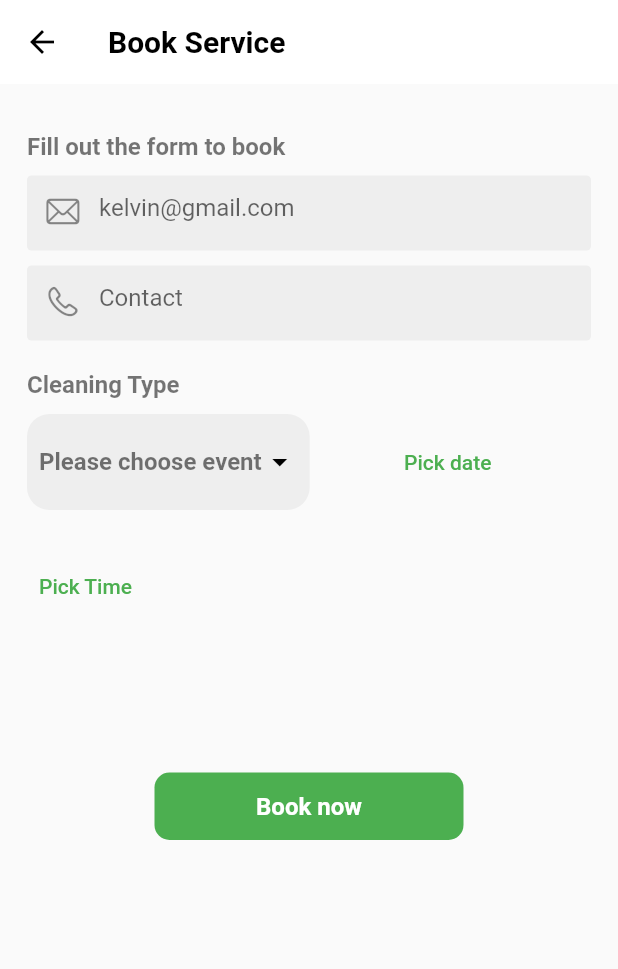
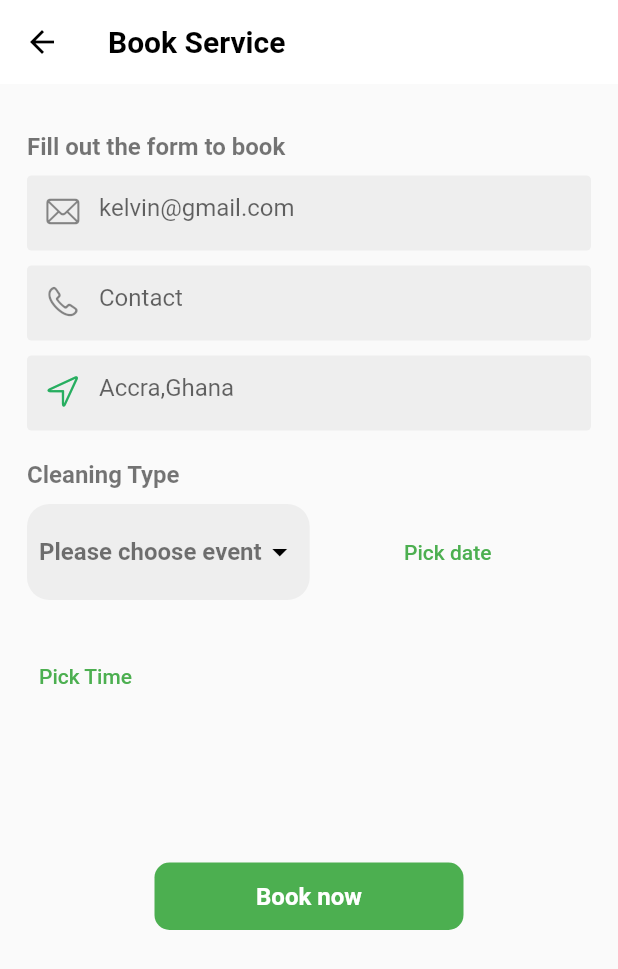
Before and after one commit to ansahkelvin/waste-ninja, a Flutter app: the BookCleaningService screen opened directly, on a phone screen of 412 x 824 dp. Shown: the top 969 px of the screen. Run offline on Flutter 3.47's test engine with Material 2 defaults, Android fonts, the phone set to English and light mode, and no system bars; our stand-ins replace cloud_firestore, firebase_auth, firebase_core, flutter_svg, geolocator, image_picker and 1 more; accounts and stored records are empty; network calls fail.

Commit message:
Small change

```diff
--- a/lib/screen/book_cleaning.dart
+++ b/lib/screen/book_cleaning.dart
@@ -178,6 +178,28 @@ class _BookCleaningServiceState extends State<BookCleaningService> {
                     focusColor: kprimaryDeep,
                     border: InputBorder.none,
                     hintText: "Contact",
+                  ),
+                ),
+              ),
+              SizedBox(
+                height: 10,
+              ),
+              Container(
+                height: 50,
+                decoration: BoxDecoration(
+                  color: Colors.grey[200],
+                  borderRadius: BorderRadius.circular(3),
+                ),
+                child: TextFormField(
+                  textInputAction: TextInputAction.done,
+                  decoration: InputDecoration(
+                    prefixIcon: Icon(
+                      CupertinoIcons.location,
+                      color: kprimaryDeep,
+                    ),
+                    focusColor: kprimaryDeep,
+                    border: InputBorder.none,
+                    hintText: "Accra,Ghana",
                   ),
                 ),
               ),
```
